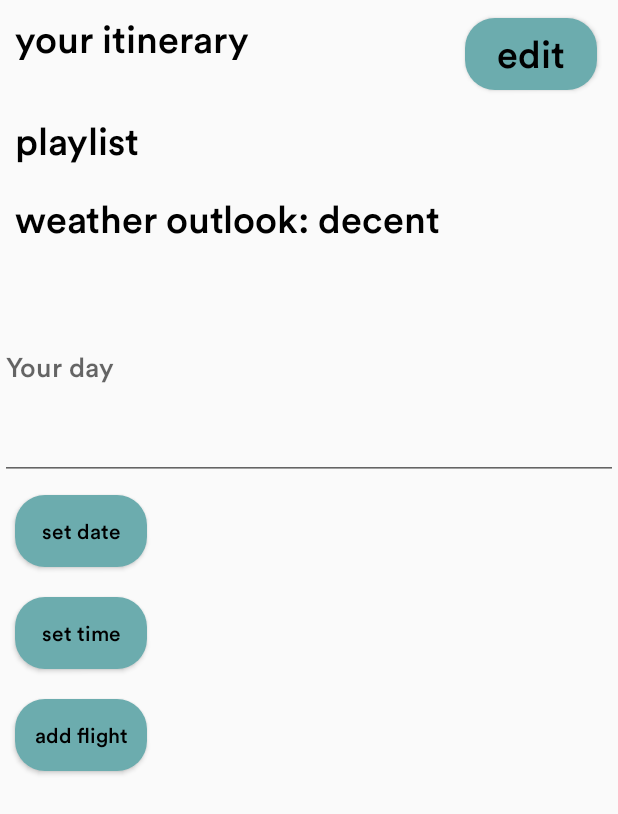
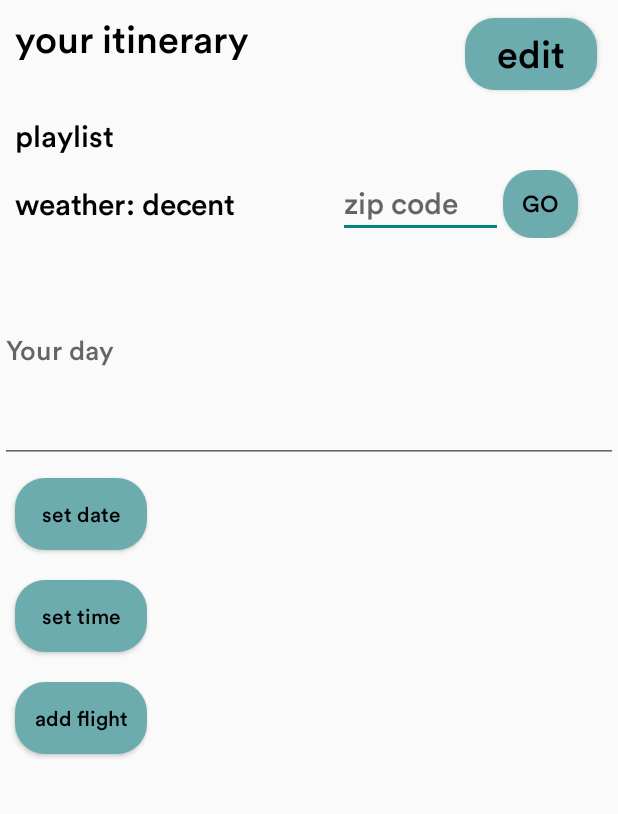
Before and after one commit to mothydula/geaux, an Android app: the Itinerary screen opened directly, with no data from a screen before it, after a tap on "add event", on a phone screen of 412 x 824 dp. Shown: the top 814 px of the screen. Run offline under Robolectric (Android 15) with nearby library versions, the phone set to English and light mode, and no system bars.

Commit message:
Web requests

```diff
--- a/app/src/main/AndroidManifest.xml
+++ b/app/src/main/AndroidManifest.xml
@@ -12,8 +12,10 @@
         android:label="@string/app_name"
         android:roundIcon="@mipmap/ic_launcher_round"
         android:supportsRtl="true"
-        android:theme="@style/Theme.Geaux">
-        <activity android:name=".EventDetails"></activity>
+        android:theme="@style/Theme.Geaux"
+        android:usesCleartextTraffic="true">
+        <activity android:name=".PlaylistActivity"></activity>
+        <activity android:name=".EventDetails" />
         <activity android:name=".EditItinerary" />
         <activity android:name=".Flights" />
         <activity android:name=".Itinerary" />
--- a/app/src/main/java/com/example/geaux/ItineraryItem.java
+++ b/app/src/main/java/com/example/geaux/ItineraryItem.java
@@ -64,8 +64,8 @@ public class ItineraryItem implements Comparable{
 
     @Override
     public int compareTo(Object o) {
-        System.out.println("LOOK AT ME: " + ((ItineraryItem)o).getDate());
-        System.out.println("LOOK AT ME 2: " + (this.date));
+        System.out.println("LOOK AT ME: " + ((ItineraryItem)o).getTime());
+        System.out.println("LOOK AT ME 2: " + (this.time));
         int myDate = Integer.parseInt(this.date);
         int myTime = Integer.parseInt(this.time);
         System.out.println("DONE ONCE");
--- a/app/src/main/res/layout/activity_itineraries.xml
+++ b/app/src/main/res/layout/activity_itineraries.xml
@@ -16,8 +16,7 @@
         android:layout_marginTop="16dp"
         android:fontFamily="@font/circular_std_med"
         android:text="itineraries"
-        android:textSize="25dp"
-/>
+        android:textSize="25dp" />
     <LinearLayout
         android:layout_width="match_parent"
         android:layout_height="wrap_content"
--- a/app/src/main/res/layout/activity_itinerary.xml
+++ b/app/src/main/res/layout/activity_itinerary.xml
@@ -44,17 +44,39 @@
             android:fontFamily="@font/circular_std_med"
             android:padding="10dp"
             android:text="playlist"
+            android:onClick="openPlaylists"
             android:textColor="@color/black"
-            android:textSize="25dp" />
+            android:textSize="20dp" />
+        <LinearLayout
+            android:layout_width="match_parent"
+            android:layout_height="wrap_content">
         <TextView
-            android:layout_width="wrap_content"
-            android:layout_height="50dp"
-            android:text="weather outlook: decent"
+            android:layout_width="225dp"
+            android:layout_height="wrap_content"
+            android:text="weather: decent"
             android:textColor="@color/black"
-            android:textSize="25dp"
+            android:textSize="20dp"
             android:padding="10dp"
             android:id="@+id/weather_outlook"
             android:fontFamily="@font/circular_std_med"/>
+            <EditText
+                android:layout_width="110dp"
+                android:layout_height="match_parent"
+                android:textColor="@color/black"
+                android:fontFamily="@font/circular_std_med"
+                android:hint="zip code"
+                android:id="@+id/zip_code_input"
+                android:textSize="20dp"/>
+            <Button
+                android:layout_width="50dp"
+                android:layout_height="match_parent"
+                android:text="go"
+                android:textColor="@color/black"
+                android:background="@drawable/rounded_button"
+                android:onClick="getWeather"
+                android:textSize="15dp"
+                android:fontFamily="@font/circular_std_med"/>
+        </LinearLayout>
     </LinearLayout>
     <LinearLayout
         android:layout_width="match_parent"
--- a/app/src/main/res/layout/fragment_add_event.xml
+++ b/app/src/main/res/layout/fragment_add_event.xml
@@ -40,6 +40,7 @@
         android:background="@drawable/rounded_button"
         android:fontFamily="@font/circular_std_med"
         android:layout_margin="10dp"
+        android:onClick="addFlight"
         android:text="add flight" />
     <TextView
         android:layout_width="wrap_content"
```
Also changed, not shown: app/src/main/java/com/example/geaux/EditItinerary.java (+42 -1 lines), app/src/main/java/com/example/geaux/EventDetails.java (+43 -2 lines), app/src/main/java/com/example/geaux/GetFlightsTask.java (added, +31 -0 lines), app/src/main/java/com/example/geaux/GetLocationTask.java (added, +31 -0 lines), app/src/main/java/com/example/geaux/GetPlaylistTask.java (added, +37 -0 lines), app/src/main/java/com/example/geaux/GetWeatherTask.java (added, +54 -0 lines), app/src/main/java/com/example/geaux/Itinerary.java (+23 -4 lines), app/src/main/java/com/example/geaux/Playlist.java (added, +7 -0 lines), app/src/main/java/com/example/geaux/PlaylistActivity.java (added, +14 -0 lines), app/src/main/res/layout/activity_edit_itinerary.xml (+14 -0 lines), app/src/main/res/layout/activity_event_details.xml (+15 -0 lines), app/src/main/res/layout/activity_playlist.xml (added, +19 -0 lines).
